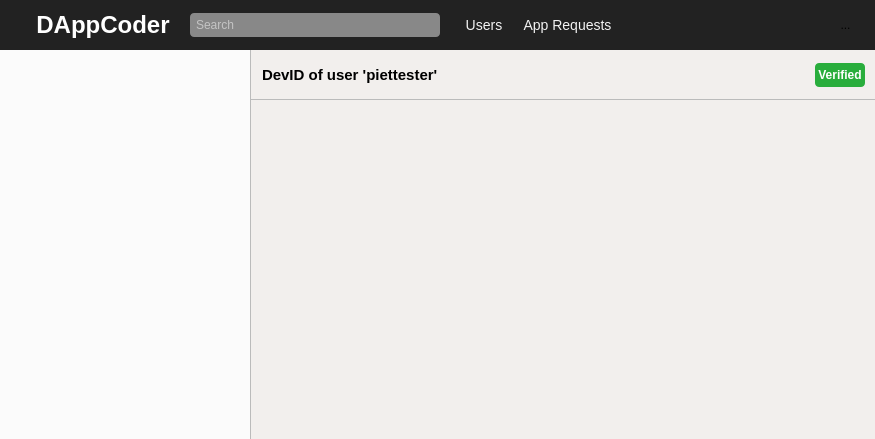
Old version of the form gui/qt_resources/mainwindow.ui in the repository Tribler/dappcoder.
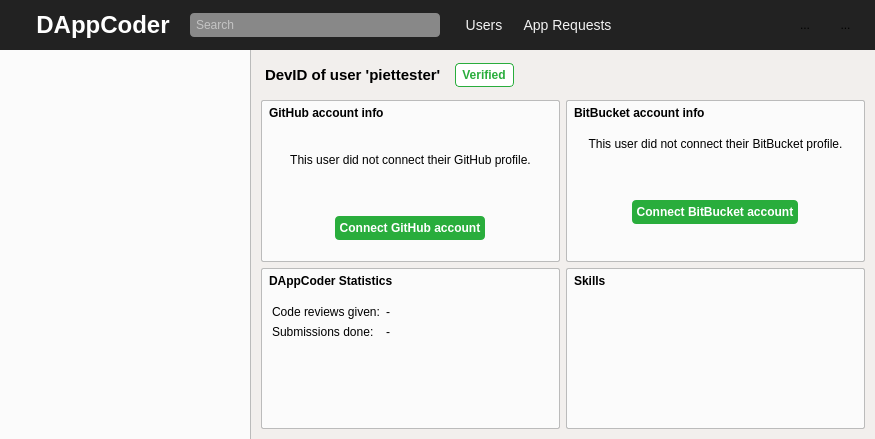
New version of the form. Icons and pictures are not drawn. Custom widgets are drawn as their Qt base class.

Commit message: Worked on DevID profile

```diff
--- a/gui/qt_resources/mainwindow.ui
+++ b/gui/qt_resources/mainwindow.ui
@@ -349,6 +349,21 @@
        </item>
        <item>
         <widget class="QToolButton" name="top_menu_apprequests_button">
+         <property name="minimumSize">
+          <size>
+           <width>0</width>
+           <height>30</height>
+          </size>
+         </property>
+         <property name="maximumSize">
+          <size>
+           <width>16777215</width>
+           <height>30</height>
+          </size>
+         </property>
+         <property name="cursor">
+          <cursorShape>PointingHandCursor</cursorShape>
+         </property>
          <property name="styleSheet">
           <string notr="true">border: none;
 color: #f2f2f2;
@@ -375,6 +390,55 @@
          </property>
         </spacer>
        </item>
+       <item>
+        <widget class="QToolButton" name="user_profile_button">
+         <property name="minimumSize">
+          <size>
+           <width>30</width>
+           <height>30</height>
+          </size>
+         </property>
+         <property name="maximumSize">
+          <size>
+           <width>30</width>
+           <height>30</height>
+          </size>
+         </property>
+         <property name="styleSheet">
+          <string notr="true">border: none;
+border-radius: 10px;</string>
+         </property>
+         <property name="text">
+          <string>...</string>
+         </property>
+         <property name="icon">
+          <iconset>
+           <normaloff>../images/profile1.jpg</normaloff>../images/profile1.jpg</iconset>
+         </property>
+         <property name="iconSize">
+          <size>
+           <width>30</width>
+           <height>30</height>
+          </size>
+         </property>
+        </widget>
+       </item>
+       <item>
+        <spacer name="horizontalSpacer_10">
+         <property name="orientation">
+          <enum>Qt::Horizontal</enum>
+         </property>
+         <property name="sizeType">
+          <enum>QSizePolicy::Fixed</enum>
+         </property>
+         <property name="sizeHint" stdset="0">
+          <size>
+           <width>16</width>
+           <height>20</height>
+          </size>
+         </property>
+        </spacer>
+       </item>
        <item>
         <widget class="QToolButton" name="notifications_button">
          <property name="cursor">
@@ -822,7 +886,7 @@
              </size>
             </property>
             <property name="styleSheet">
-             <string notr="true">border-bottom: 1px solid #bbb;</string>
+             <string notr="true"/>
             </property>
             <layout class="QHBoxLayout" name="horizontalLayout_2">
              <property name="spacing">
@@ -841,7 +905,7 @@
               <number>0</number>
              </property>
              <item>
-              <widget class="QLabel" name="label">
+              <widget class="QLabel" name="profile_header_label">
                <property name="sizePolicy">
                 <sizepolicy hsizetype="Preferred" vsizetype="Expanding">
                  <horstretch>0</horstretch>
@@ -861,7 +925,7 @@
                 </size>
                </property>
                <property name="styleSheet">
-                <string notr="true">font-weight: bold; font-size: 15px; margin-left: 7px;</string>
+                <string notr="true">font-weight: bold; font-size: 15px; margin-left: 10px;</string>
                </property>
                <property name="text">
                 <string>DevID of user 'piettester'</string>
@@ -877,7 +941,7 @@
                 <enum>Qt::Horizontal</enum>
                </property>
                <property name="sizeType">
-                <enum>QSizePolicy::Expanding</enum>
+                <enum>QSizePolicy::Fixed</enum>
                </property>
                <property name="sizeHint" stdset="0">
                 <size>
@@ -908,10 +972,10 @@
                 </size>
                </property>
                <property name="styleSheet">
-                <string notr="true">border: none;
+                <string notr="true">border: 1px solid rgb(41, 173, 60);
 border-radius: 4px;
-background-color: rgb(41, 173, 60);
-color: white;
+background-color: white;
+color: rgb(41, 173, 60);
 font-weight: bold;
 font-size: 12px;</string>
                </property>
@@ -926,7 +990,7 @@
                 <enum>Qt::Horizontal</enum>
                </property>
                <property name="sizeType">
-                <enum>QSizePolicy::Maximum</enum>
+                <enum>QSizePolicy::Expanding</enum>
                </property>
                <property name="sizeHint" stdset="0">
                 <size>
@@ -940,7 +1004,552 @@
            </widget>
           </item>
           <item>
-           <widget class="QWidget" name="profile_items_container" native="true"/>
+           <widget class="QWidget" name="profile_items_container" native="true">
+            <layout class="QVBoxLayout" name="verticalLayout_3">
+             <property name="leftMargin">
+              <number>10</number>
+             </property>
+             <property name="topMargin">
+              <number>0</number>
+             </property>
+             <property name="rightMargin">
+              <number>10</number>
+             </property>
+             <property name="bottomMargin">
+              <number>10</number>
+             </property>
+             <item>
+              <widget class="QWidget" name="widget_8" native="true">
+               <layout class="QGridLayout" name="gridLayout_2">
+                <property name="sizeConstraint">
+                 <enum>QLayout::SetDefaultConstraint</enum>
+                </property>
+                <property name="leftMargin">
+                 <number>0</number>
+                </property>
+                <property name="topMargin">
+                 <number>0</number>
+                </property>
+                <property name="rightMargin">
+                 <number>0</number>
+                </property>
+                <property name="bottomMargin">
+                 <number>0</number>
+                </property>
+                <item row="0" column="0">
+                 <widget class="QWidget" name="widget_2" native="true">
+                  <property name="sizePolicy">
+                   <sizepolicy hsizetype="Expanding" vsizetype="Preferred">
+                    <horstretch>0</horstretch>
+                    <verstretch>0</verstretch>
+                   </sizepolicy>
+                  </property>
+                  <property name="styleSheet">
+                   <string notr="true">background-color: #fbfbfb;
+border: 1px solid #bbb;
+border-radius: 2px;</string>
+                  </property>
+                  <layout class="QVBoxLayout" name="verticalLayout_4">
+                   <property name="spacing">
+                    <number>0</number>
+                   </property>
+                   <property name="leftMargin">
+                    <number>0</number>
+                   </property>
+                   <property name="topMargin">
+                    <number>0</number>
+                   </property>
+                   <property name="rightMargin">
+                    <number>0</number>
+                   </property>
+                   <property name="bottomMargin">
+                    <number>0</number>
+                   </property>
+                   <item>
+                    <widget class="QLabel" name="label_6">
+                     <property name="sizePolicy">
+                      <sizepolicy hsizetype="Preferred" vsizetype="Fixed">
+                       <horstretch>0</horstretch>
+                       <verstretch>0</verstretch>
+                      </sizepolicy>
+                     </property>
+                     <property name="minimumSize">
+                      <size>
+                       <width>0</width>
+                       <height>26</height>
+                      </size>
+                     </property>
+                     <property name="maximumSize">
+                      <size>
+                       <width>16777215</width>
+                       <height>26</height>
+                      </size>
+                     </property>
+                     <property name="styleSheet">
+                      <string notr="true">border: none
+;margin: 5px;
+font-weight: bold;</string>
+                     </property>
+                     <property name="text">
+                      <string>GitHub account info</string>
+                     </property>
+                    </widget>
+                   </item>
+                   <item>
+                    <widget class="QLabel" name="no_github_imported_label">
+                     <property name="sizePolicy">
+                      <sizepolicy hsizetype="Preferred" vsizetype="Expanding">
+                       <horstretch>0</horstretch>
+                       <verstretch>0</verstretch>
+                      </sizepolicy>
+                     </property>
+                     <property name="styleSheet">
+                      <string notr="true">border: none;
+margin: 5px;</string>
+                     </property>
+                     <property name="text">
+                      <string>This user did not connect their GitHub profile.</string>
+                     </property>
+                     <property name="alignment">
+                      <set>Qt::AlignCenter</set>
+                     </property>
+                     <property name="wordWrap">
+                      <bool>true</bool>
+                     </property>
+                    </widget>
+                   </item>
+                   <item>
+                    <widget class="QWidget" name="connect_github_container" native="true">
+                     <property name="sizePolicy">
+                      <sizepolicy hsizetype="Preferred" vsizetype="Expanding">
+                       <horstretch>0</horstretch>
+                       <verstretch>0</verstretch>
+                      </sizepolicy>
+                     </property>
+                     <property name="styleSheet">
+                      <string notr="true">border: none; margin: 5px;</string>
+                     </property>
+                     <layout class="QHBoxLayout" name="horizontalLayout_3">
+                      <property name="spacing">
+                       <number>0</number>
+                      </property>
+                      <property name="leftMargin">
+                       <number>0</number>
+                      </property>
+                      <property name="topMargin">
+                       <number>0</number>
+                      </property>
+                      <property name="rightMargin">
+                       <number>0</number>
+                      </property>
+                      <property name="bottomMargin">
+                       <number>0</number>
+                      </property>
+                      <item>
+                       <widget class="QToolButton" name="toolButton">
+                        <property name="minimumSize">
+                         <size>
+                          <width>0</width>
+                          <height>24</height>
+                         </size>
+                        </property>
+                        <property name="maximumSize">
+                         <size>
+                          <width>16777215</width>
+                          <height>24</height>
+                         </size>
+                        </property>
+                        <property name="cursor">
+                         <cursorShape>PointingHandCursor</cursorShape>
+                        </property>
+                        <property name="styleSheet">
+                         <string notr="true">border: none;
+border-radius: 4px;
+background-color: rgb(41, 173, 60);
+color: white;
+font-weight: bold;
+font-size: 12px;
+margin: 0px;</string>
+                        </property>
+                        <property name="text">
+                         <string>Connect GitHub account</string>
+                        </property>
+                       </widget>
+                      </item>
+                     </layout>
+                    </widget>
+                   </item>
+                  </layout>
+                 </widget>
+                </item>
+                <item row="1" column="0">
+                 <widget class="QWidget" name="widget_3" native="true">
+                  <property name="sizePolicy">
+                   <sizepolicy hsizetype="Preferred" vsizetype="Expanding">
+                    <horstretch>0</horstretch>
+                    <verstretch>0</verstretch>
+                   </sizepolicy>
+                  </property>
+                  <property name="minimumSize">
+                   <size>
+                    <width>0</width>
+                    <height>50</height>
+                   </size>
+                  </property>
+                  <layout class="QHBoxLayout" name="horizontalLayout_4">
+                   <property name="leftMargin">
+                    <number>0</number>
+                   </property>
+                   <property name="topMargin">
+                    <number>0</number>
+                   </property>
+                   <property name="rightMargin">
+                    <number>0</number>
+                   </property>
+                   <property name="bottomMargin">
+                    <number>0</number>
+                   </property>
+                   <item>
+                    <widget class="QWidget" name="widget_4" native="true">
+                     <property name="sizePolicy">
+                      <sizepolicy hsizetype="Expanding" vsizetype="Expanding">
+                       <horstretch>0</horstretch>
+                       <verstretch>0</verstretch>
+                      </sizepolicy>
+                     </property>
+                     <property name="styleSheet">
+                      <string notr="true">background-color: #fbfbfb;
+border: 1px solid #bbb;
+border-radius: 2px;</string>
+                     </property>
+                     <layout class="QVBoxLayout" name="verticalLayout_7">
+                      <property name="spacing">
+                       <number>0</number>
+                      </property>
+                      <property name="leftMargin">
+                       <number>0</number>
+                      </property>
+                      <property name="topMargin">
+                       <number>0</number>
+                      </property>
+                      <property name="rightMargin">
+                       <number>0</number>
+                      </property>
+                      <property name="bottomMargin">
+                       <number>0</number>
+                      </property>
+                      <item>
+                       <widget class="QLabel" name="label_12">
+                        <property name="sizePolicy">
+                         <sizepolicy hsizetype="Preferred" vsizetype="Fixed">
+                          <horstretch>0</horstretch>
+                          <verstretch>0</verstretch>
+                         </sizepolicy>
+                        </property>
+                        <property name="minimumSize">
+                         <size>
+                          <width>0</width>
+                          <height>26</height>
+                         </size>
+                        </property>
+                        <property name="maximumSize">
+                         <size>
+                          <width>16777215</width>
+                          <height>26</height>
+                         </size>
+                        </property>
+                        <property name="styleSheet">
+                         <string notr="true">border: none
+;margin: 5px;
+font-weight: bold;</string>
+                        </property>
+                        <property name="text">
+                         <string>DAppCoder Statistics</string>
+                        </property>
+                       </widget>
+                      </item>
+                      <item>
+                       <widget class="QWidget" name="widget_10" native="true">
+                        <property name="styleSheet">
+                         <string notr="true">border: none; margin: 5px;</string>
+                        </property>
+                        <layout class="QFormLayout" name="formLayout_2">
+                         <property name="formAlignment">
+                          <set>Qt::AlignLeading|Qt::AlignLeft|Qt::AlignTop</set>
+                         </property>
+                         <item row="0" column="0">
+                          <widget class="QLabel" name="label_9">
+                           <property name="styleSheet">
+                            <string notr="true">margin: 0</string>
+                           </property>
+                           <property name="text">
+                            <string>Code reviews given:</string>
+                           </property>
+                          </widget>
+                         </item>
+                         <item row="0" column="1">
+                          <widget class="QLabel" name="label_10">
+                           <property name="styleSheet">
+                            <string notr="true">margin: 0</string>
+                           </property>
+                           <property name="text">
+                            <string>-</string>
+                           </property>
+                          </widget>
+                         </item>
+                         <item row="1" column="0">
+                          <widget class="QLabel" name="label_13">
+                           <property name="styleSheet">
+                            <string notr="true">margin: 0</string>
+                           </property>
+                           <property name="text">
+                            <string>Submissions done:</string>
+                           </property>
+                          </widget>
+                         </item>
+                         <item row="1" column="1">
+                          <widget class="QLabel" name="label_14">
+                           <property name="styleSheet">
+                            <string notr="true">margin: 0</string>
+                           </property>
+                           <property name="text">
+                            <string>-</string>
+                           </property>
+                          </widget>
+                         </item>
+                        </layout>
+                       </widget>
+                      </item>
+                     </layout>
+                    </widget>
+                   </item>
+                  </layout>
+                 </widget>
+                </item>
+                <item row="0" column="1">
+                 <widget class="QWidget" name="widget_5" native="true">
+                  <property name="sizePolicy">
+                   <sizepolicy hsizetype="Expanding" vsizetype="Expanding">
+                    <horstretch>0</horstretch>
+                    <verstretch>0</verstretch>
+                   </sizepolicy>
+                  </property>
+                  <property name="styleSheet">
+                   <string notr="true">QWidget {
+background-color: #fbfbfb;
+border: 1px solid #bbb;
+border-radius: 2px;
+}
+
+QLabel {
+border: none;
+}</string>
+                  </property>
+                  <layout class="QVBoxLayout" name="verticalLayout_6">
+                   <property name="leftMargin">
+                    <number>0</number>
+                   </property>
+                   <property name="topMargin">
+                    <number>0</number>
+                   </property>
+                   <property name="rightMargin">
+                    <number>0</number>
+                   </property>
+                   <property name="bottomMargin">
+                    <number>0</number>
+                   </property>
+                   <item>
+                    <widget class="QLabel" name="label_7">
+                     <property name="sizePolicy">
+                      <sizepolicy hsizetype="Preferred" vsizetype="Fixed">
+                       <horstretch>0</horstretch>
+                       <verstretch>0</verstretch>
+                      </sizepolicy>
+                     </property>
+                     <property name="minimumSize">
+                      <size>
+                       <width>0</width>
+                       <height>26</height>
+                      </size>
+                     </property>
+                     <property name="maximumSize">
+                      <size>
+                       <width>16777215</width>
+                       <height>26</height>
+                      </size>
+                     </property>
+                     <property name="styleSheet">
+                      <string notr="true">border: none
+;margin: 5px;
+font-weight: bold;</string>
+                     </property>
+                     <property name="text">
+                      <string>BitBucket account info</string>
+                     </property>
+                    </widget>
+                   </item>
+                   <item>
+                    <widget class="QLabel" name="no_bitbucket_imported_label">
+                     <property name="styleSheet">
+                      <string notr="true">border: none;
+margin: 5px;</string>
+                     </property>
+                     <property name="text">
+                      <string>This user did not connect their BitBucket profile.</string>
+                     </property>
+                     <property name="alignment">
+                      <set>Qt::AlignCenter</set>
+                     </property>
+                     <property name="wordWrap">
+                      <bool>true</bool>
+                     </property>
+                    </widget>
+                   </item>
+                   <item>
+                    <widget class="QWidget" name="connect_bitbucket_container" native="true">
+                     <property name="sizePolicy">
+                      <sizepolicy hsizetype="Preferred" vsizetype="Expanding">
+                       <horstretch>0</horstretch>
+                       <verstretch>0</verstretch>
+                      </sizepolicy>
+                     </property>
+                     <property name="styleSheet">
+                      <string notr="true">border: none; margin: 5px;</string>
+                     </property>
+                     <layout class="QHBoxLayout" name="horizontalLayout_5">
+                      <property name="spacing">
+                       <number>0</number>
+                      </property>
+                      <property name="leftMargin">
+                       <number>0</number>
+                      </property>
+                      <property name="topMargin">
+                       <number>0</number>
+                      </property>
+                      <property name="rightMargin">
+                       <number>0</number>
+                      </property>
+                      <property name="bottomMargin">
+                       <number>0</number>
+                      </property>
+                      <item>
+                       <widget class="QToolButton" name="connect_bitbucket_button">
+                        <property name="minimumSize">
+                         <size>
+                          <width>0</width>
+                          <height>24</height>
+                         </size>
+                        </property>
+                        <property name="maximumSize">
+                         <size>
+                          <width>16777215</width>
+                          <height>24</height>
+                         </size>
+                        </property>
+                        <property name="cursor">
+                         <cursorShape>PointingHandCursor</cursorShape>
+                        </property>
+                        <property name="styleSheet">
+                         <string notr="true">border: none;
+border-radius: 4px;
+background-color: rgb(41, 173, 60);
+color: white;
+font-weight: bold;
+font-size: 12px;
+margin: 0px;</string>
+                        </property>
+                        <property name="text">
+                         <string>Connect BitBucket account</string>
+                        </property>
+                       </widget>
+                      </item>
+                     </layout>
+                    </widget>
+                   </item>
+                  </layout>
+                 </widget>
+                </item>
+                <item row="1" column="1">
+                 <widget class="QWidget" name="widget_7" native="true">
+                  <property name="sizePolicy">
+                   <sizepolicy hsizetype="Expanding" vsizetype="Preferred">
+                    <horstretch>0</horstretch>
+                    <verstretch>0</verstretch>
+                   </sizepolicy>
+                  </property>
+                  <property name="styleSheet">
+                   <string notr="true">QWidget {
+background-color: #fbfbfb;
+border: 1px solid #bbb;
+border-radius: 2px;
+}
+
+QLabel {
+border: none;
+}</string>
+                  </property>
+                  <layout class="QVBoxLayout" name="verticalLayout_5">
+                   <property name="spacing">
+                    <number>0</number>
+                   </property>
+                   <property name="leftMargin">
+                    <number>0</number>
+                   </property>
+                   <property name="topMargin">
+                    <number>0</number>
+                   </property>
+                   <property name="rightMargin">
+                    <number>0</number>
+                   </property>
+                   <property name="bottomMargin">
+                    <number>0</number>
+                   </property>
+                   <item>
+                    <widget class="QLabel" name="label_11">
+                     <property name="sizePolicy">
+                      <sizepolicy hsizetype="Preferred" vsizetype="Fixed">
+                       <horstretch>0</horstretch>
+                       <verstretch>0</verstretch>
+                      </sizepolicy>
+                     </property>
+                     <property name="minimumSize">
+                      <size>
+                       <width>0</width>
+                       <height>26</height>
+                      </size>
+                     </property>
+                     <property name="maximumSize">
+                      <size>
+                       <width>16777215</width>
+                       <height>26</height>
+                      </size>
+                     </property>
+                     <property name="styleSheet">
+                      <string notr="true">border: none
+;margin: 5px;
+font-weight: bold;</string>
+                     </property>
+                     <property name="text">
+                      <string>Skills</string>
+                     </property>
+                    </widget>
+                   </item>
+                   <item>
+                    <widget class="QWidget" name="widget_9" native="true">
+                     <property name="styleSheet">
+                      <string notr="true">border: none; margin: 5px;</string>
+                     </property>
+                     <layout class="QVBoxLayout" name="verticalLayout_8"/>
+                    </widget>
+                   </item>
+                  </layout>
+                 </widget>
+                </item>
+               </layout>
+              </widget>
+             </item>
+            </layout>
+           </widget>
           </item>
          </layout>
         </widget>
@@ -965,6 +1574,12 @@
    <header>gui.widgets.userspage.h</header>
    <container>1</container>
   </customwidget>
+  <customwidget>
+   <class>ProfilePage</class>
+   <extends>QWidget</extends>
+   <header>gui.widgets.profilepage.h</header>
+   <container>1</container>
+  </customwidget>
  </customwidgets>
  <resources/>
  <connections/>
```
Left out of the diff: 4 changed lines with no effect on the pictures. The commit also changes 7 other files.
